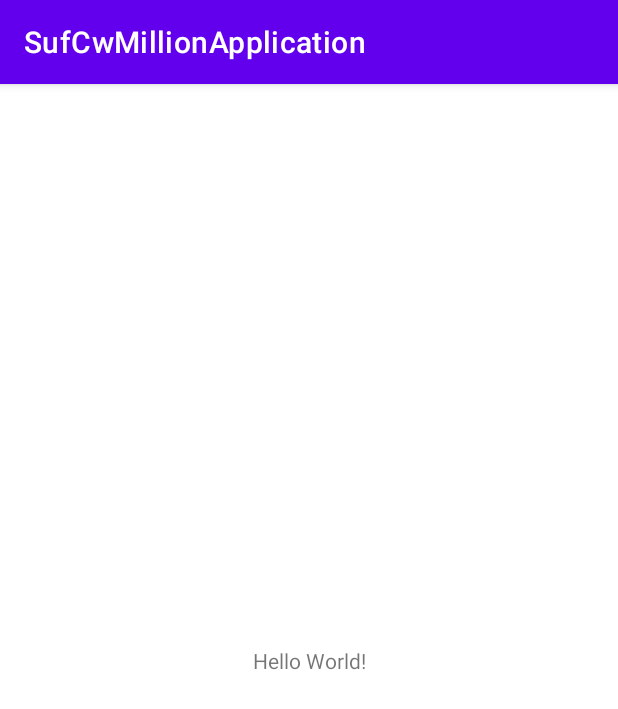
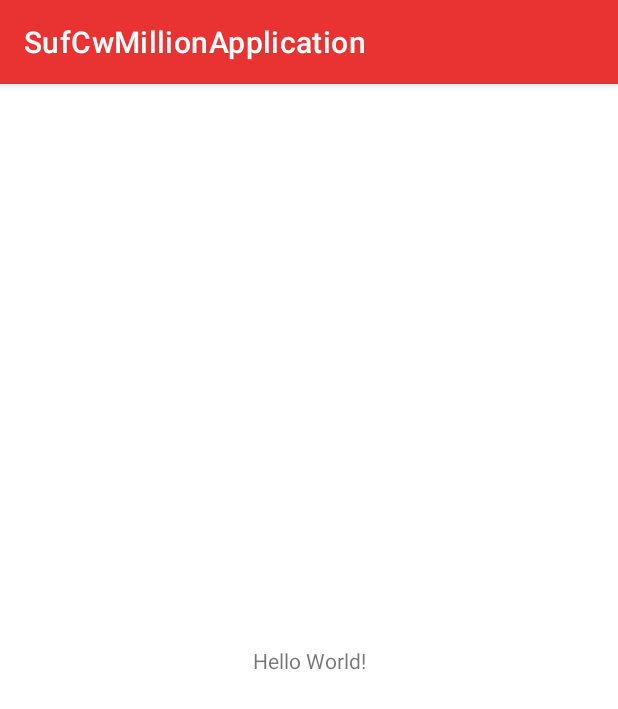
Before and after one commit to k-fin-2021/suf-cw-millions-app, an Android app: the screen it shows after launch (MainActivity), on a phone screen of 412 x 824 dp. Shown: the top 709 px of the screen. Run offline under Robolectric (Android 15) with nearby library versions, the phone set to English and light mode, and no system bars.

Commit message:
[Features] Add Colors

```diff
--- a/app/src/main/res/values-night/themes.xml
+++ b/app/src/main/res/values-night/themes.xml
@@ -2,15 +2,15 @@
     <!-- Base application theme. -->
     <style name="Theme.SufCwMillionApplication" parent="Theme.MaterialComponents.DayNight.DarkActionBar">
         <!-- Primary brand color. -->
-        <item name="colorPrimary">@color/purple_200</item>
-        <item name="colorPrimaryVariant">@color/purple_700</item>
+        <item name="colorPrimary">@color/kcl_red</item>
+        <item name="colorPrimaryVariant">@color/kcl_red</item>
         <item name="colorOnPrimary">@color/black</item>
         <!-- Secondary brand color. -->
-        <item name="colorSecondary">@color/teal_200</item>
-        <item name="colorSecondaryVariant">@color/teal_200</item>
+        <item name="colorSecondary">@color/kcl_grey</item>
+        <item name="colorSecondaryVariant">@color/kcl_grey_secondary</item>
         <item name="colorOnSecondary">@color/black</item>
         <!-- Status bar color. -->
-        <item name="android:statusBarColor" tools:targetApi="l">?attr/colorPrimaryVariant</item>
+        <item name="android:statusBarColor" tools:targetApi="l">@color/black</item>
         <!-- Customize your theme here. -->
     </style>
 </resources>
--- a/app/src/main/res/values/colors.xml
+++ b/app/src/main/res/values/colors.xml
@@ -1,10 +1,21 @@
 <?xml version="1.0" encoding="utf-8"?>
 <resources>
-    <color name="purple_200">#FFBB86FC</color>
-    <color name="purple_500">#FF6200EE</color>
-    <color name="purple_700">#FF3700B3</color>
-    <color name="teal_200">#FF03DAC5</color>
-    <color name="teal_700">#FF018786</color>
+
     <color name="black">#FF000000</color>
     <color name="white">#FFFFFFFF</color>
+
+    <!-- Red Color Series -->
+    <color name="kcl_red">#D6443C</color>
+    <color name="kcl_red_light">#E83332</color>
+    <color name="kcl_red_secondary">#E59691</color>
+
+    <!-- Grey Color Series -->
+    <color name="kcl_grey">#525252</color>
+    <color name="kcl_grey_secondary">#525252</color>
+    <color name="kcl_grey_light">#BDBDBD</color>
+    <color name="kcl_grey_error_hints">#808080</color>
+
+    <!-- Blue in header -->
+    <color name="kcl_header_blue">#E4F0F4</color>
+
 </resources>
--- a/app/src/main/res/values/themes.xml
+++ b/app/src/main/res/values/themes.xml
@@ -2,15 +2,15 @@
     <!-- Base application theme. -->
     <style name="Theme.SufCwMillionApplication" parent="Theme.MaterialComponents.DayNight.DarkActionBar">
         <!-- Primary brand color. -->
-        <item name="colorPrimary">@color/purple_500</item>
-        <item name="colorPrimaryVariant">@color/purple_700</item>
+        <item name="colorPrimary">@color/kcl_red_light</item>
+        <item name="colorPrimaryVariant">@color/kcl_red_light</item>
         <item name="colorOnPrimary">@color/white</item>
         <!-- Secondary brand color. -->
-        <item name="colorSecondary">@color/teal_200</item>
-        <item name="colorSecondaryVariant">@color/teal_700</item>
+        <item name="colorSecondary">@color/kcl_grey</item>
+        <item name="colorSecondaryVariant">@color/kcl_grey_secondary</item>
         <item name="colorOnSecondary">@color/black</item>
         <!-- Status bar color. -->
-        <item name="android:statusBarColor" tools:targetApi="l">?attr/colorPrimaryVariant</item>
+        <item name="android:statusBarColor" tools:targetApi="l">@color/black</item>
         <!-- Customize your theme here. -->
     </style>
 </resources>
```
